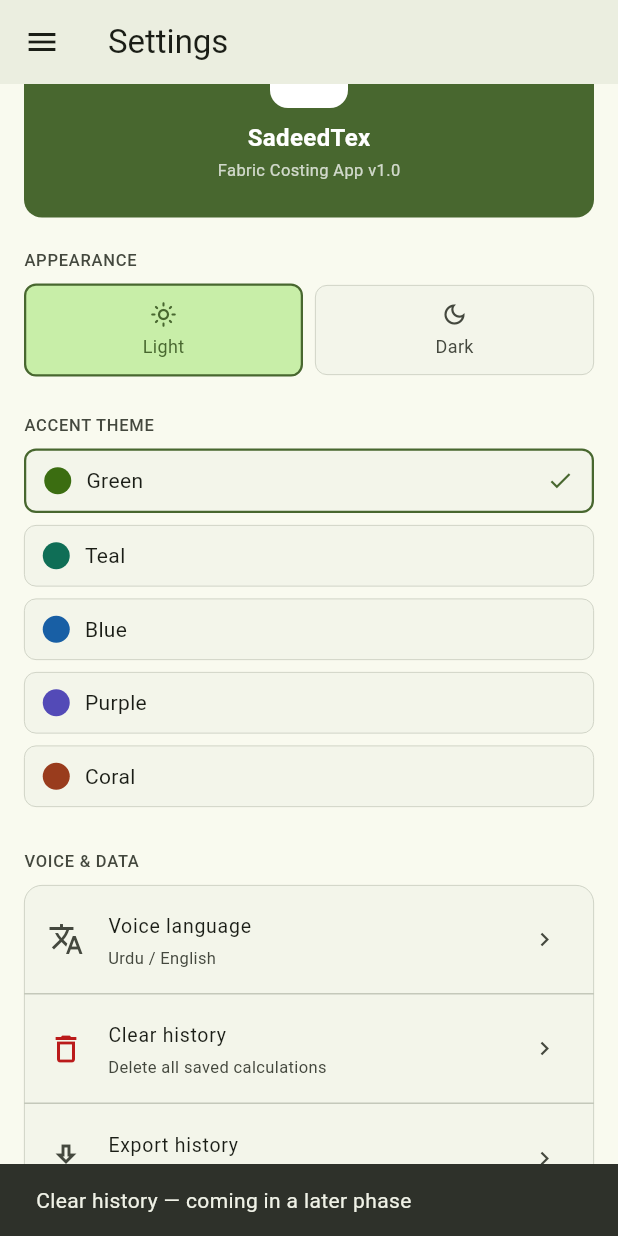
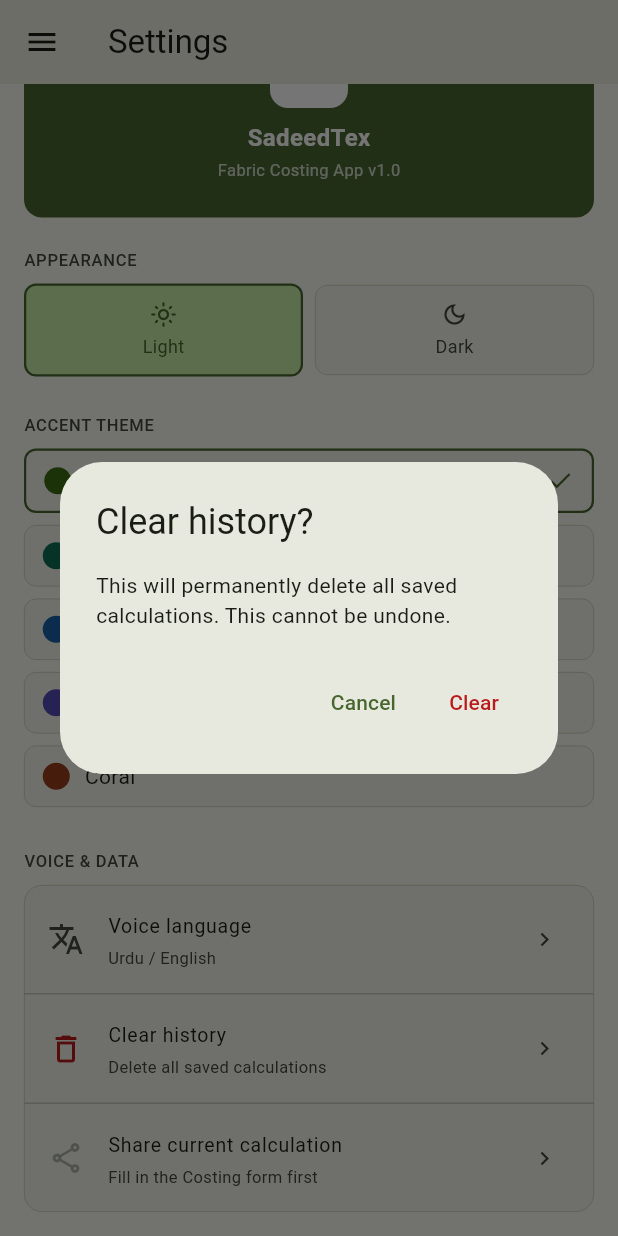
Before and after one commit to rabia-syed-103/Weaving_Calculator, a Flutter app: the SettingsScreen screen opened directly, scrolled down 76 dp, after a tap on "Clear history", on a phone screen of 412 x 824 dp. Run offline on Flutter 3.47's test engine with Material 3 defaults, Android fonts, the phone set to English and light mode, and no system bars; our stand-ins replace hive, hive_flutter, pdf, share_plus; missing offline and left inert: excel; accounts and stored records are empty.

Commit message:
step 18 done

```diff
--- a/lib/screens/settings_screen.dart
+++ b/lib/screens/settings_screen.dart
@@ -2,30 +2,97 @@
 /// -----------------------------------------------------------------------
 /// Full Settings screen — reachable from the bottom nav AND from the
 /// sidebar drawer. Embeds the existing theme picker (Light/Dark + 5
-/// accent swatches, built by Rabia in widgets/theme_picker_section.dart)
-/// plus placeholder rows for the remaining settings from the original
-/// project mockup: voice language, clear history, export history.
-///
-/// NOTE ON SCOPE: voice language / clear history / export history are
-/// placeholders (show a "coming soon" snackbar on tap) because their
-/// real functionality depends on later phases:
-///   - Voice language  -> Phase 6 (speech_to_text integration)
-///   - Clear history   -> Phase 5 (Hive storage)
-///   - Export history  -> Phase 5 (Hive storage)
-/// Wiring them for real is the responsibility of whoever builds those
-/// phases — this screen just gives them a fixed place to live.
+/// accent swatches) plus wired-up rows for:
+///   - Clear history  → confirmation dialog → HistoryRepository.clearAll()
+///   - Share current  → ShareService.shareCostingSheet() with latest
+///                      calculation (Excel + PDF), disabled if nothing
+///                      has been calculated yet
+///   - Voice language → still a placeholder (Phase 6)
 library;
+
 import 'main_nav_shell.dart';
+import 'package:flutter/material.dart';
+import 'package:provider/provider.dart';
+import '../widgets/theme_picker_section.dart';
+import '../services/history_repository.dart';
+import '../services/share_service.dart';
+import '../models/history_entry_model.dart';
+import '../theme/costing_provider.dart';
 
-import 'package:flutter/material.dart';
-import '../widgets/theme_picker_section.dart';
+class SettingsScreen extends StatefulWidget {
+  const SettingsScreen({super.key});
 
-class SettingsScreen extends StatelessWidget {
-  const SettingsScreen({super.key});
+  @override
+  State<SettingsScreen> createState() => _SettingsScreenState();
+}
+
+class _SettingsScreenState extends State<SettingsScreen> {
+  bool _isSharing = false;
+
+  Future<void> _clearHistory() async {
+    final confirmed = await showDialog<bool>(
+      context: context,
+      builder: (_) => AlertDialog(
+        title: const Text('Clear history?'),
+        content: const Text(
+          'This will permanently delete all saved calculations. '
+              'This cannot be undone.',
+        ),
+        actions: [
+          TextButton(
+            onPressed: () => Navigator.of(context).pop(false),
+            child: const Text('Cancel'),
+          ),
+          TextButton(
+            onPressed: () => Navigator.of(context).pop(true),
+            child: Text(
+              'Clear',
+              style: TextStyle(color: Theme.of(context).colorScheme.error),
+            ),
+          ),
+        ],
+      ),
+    );
+
+    if (confirmed != true) return;
+    await HistoryRepository.instance.clearAll();
+    if (!mounted) return;
+    ScaffoldMessenger.of(context).showSnackBar(
+      const SnackBar(content: Text('History cleared')),
+    );
+  }
+
+  Future<void> _shareCurrentCalculation() async {
+    final costingProvider = context.read<CostingProvider>();
+    final input = costingProvider.lastInput;
+    final output = costingProvider.output;
+    if (input == null || output == null) return;
+
+    setState(() => _isSharing = true);
+    try {
+      final entry = HistoryEntry.now(input: input, output: output);
+      await ShareService.shareCostingSheet(entry);
+    } catch (e) {
+      if (mounted) {
+        ScaffoldMessenger.of(context).showSnackBar(
+          SnackBar(content: Text('Could not share: $e')),
+        );
+      }
+    } finally {
+      if (mounted) setState(() => _isSharing = false);
+    }
+  }
+
+  void _comingSoon(BuildContext context, String feature) {
+    ScaffoldMessenger.of(context).showSnackBar(
+      SnackBar(content: Text('$feature — coming in a later phase')),
+    );
+  }
 
   @override
   Widget build(BuildContext context) {
     final colorScheme = Theme.of(context).colorScheme;
+    final hasCalculation = context.watch<CostingProvider>().output != null;
 
     return Scaffold(
       appBar: AppBar(
@@ -39,8 +106,7 @@ class SettingsScreen extends StatelessWidget {
       body: ListView(
         padding: const EdgeInsets.all(16),
         children: [
-          // Brand header — logo + app name, matches the original mockup's
-          // "ST" badge + SadeedTex name + version line.
+          // Brand header
           Container(
             width: double.infinity,
             padding: const EdgeInsets.symmetric(vertical: 24),
@@ -89,12 +155,10 @@ class SettingsScreen extends StatelessWidget {
           ),
           const SizedBox(height: 20),
 
-          // Theme picker — reuses Rabia's existing widget so there's only
-          // ONE place the Light/Dark + accent logic lives, not two copies.
           const ThemePickerSection(),
           const SizedBox(height: 20),
 
-          _SectionLabel('Voice & data'),
+          const _SectionLabel('Voice & data'),
           const SizedBox(height: 8),
           Card(
             margin: EdgeInsets.zero,
@@ -111,27 +175,28 @@ class SettingsScreen extends StatelessWidget {
                   icon: Icons.delete_outline,
                   label: 'Clear history',
                   subtitle: 'Delete all saved calculations',
-                  iconColor: Theme.of(context).colorScheme.error,
-                  onTap: () => _comingSoon(context, 'Clear history'),
+                  iconColor: colorScheme.error,
+                  onTap: _clearHistory,
                 ),
                 const Divider(height: 1),
                 _SettingsRow(
-                  icon: Icons.download_outlined,
-                  label: 'Export history',
-                  subtitle: 'Save as JSON file',
-                  onTap: () => _comingSoon(context, 'Export history'),
+                  icon: _isSharing ? Icons.hourglass_top : Icons.share_outlined,
+                  label: 'Share current calculation',
+                  subtitle: hasCalculation
+                      ? 'Share as Excel + PDF'
+                      : 'Fill in the Costing form first',
+                  iconColor: hasCalculation
+                      ? colorScheme.primary
+                      : colorScheme.onSurfaceVariant.withValues(alpha: 0.4),
+                  onTap: hasCalculation && !_isSharing
+                      ? _shareCurrentCalculation
+                      : () {},
                 ),
               ],
             ),
           ),
         ],
       ),
-    );
-  }
-
-  void _comingSoon(BuildContext context, String feature) {
-    ScaffoldMessenger.of(context).showSnackBar(
-      SnackBar(content: Text('$feature — coming in a later phase')),
     );
   }
 }
--- a/pubspec.yaml
+++ b/pubspec.yaml
@@ -35,6 +35,7 @@ dependencies:
   provider: ^6.1.2
   excel: ^4.0.6
   share_plus: ^10.1.2
+  pdf: ^3.11.1
   path_provider: ^2.1.4
 
   # The following adds the Cupertino Icons font to your application.
```
Also changed, not shown: lib/services/pdf_export_service.dart (added, +313 -0 lines), lib/services/share_service.dart (+24 -28 lines), pubspec.lock.
